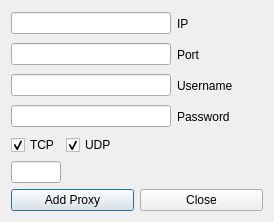
Qt form cutie/ui/CpProxyDialog.ui (kvakazabra/cutieproxy) before a commit.
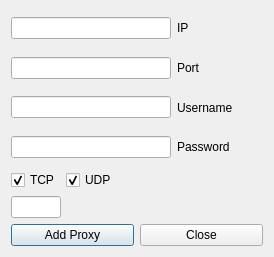
The same form after that commit.

Commit message: Move ui include to cpp files

Diff of the .ui file:
```diff
--- a/cutie/ui/CpProxyDialog.ui
+++ b/cutie/ui/CpProxyDialog.ui
@@ -7,7 +7,7 @@
     <x>0</x>
     <y>0</y>
     <width>274</width>
-    <height>222</height>
+    <height>257</height>
    </rect>
   </property>
   <property name="windowTitle">
```
Left out of the diff: 4 changed lines with no effect on the pictures. The commit also changes 4 other files.
